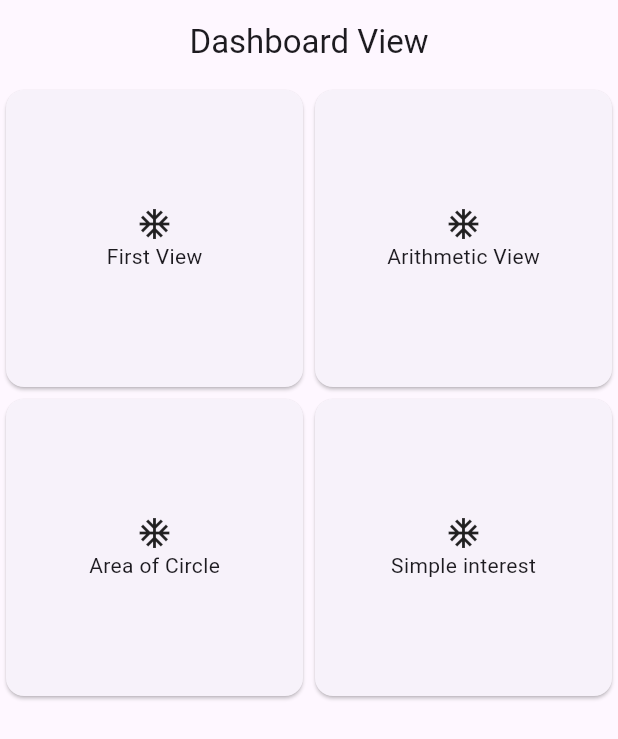
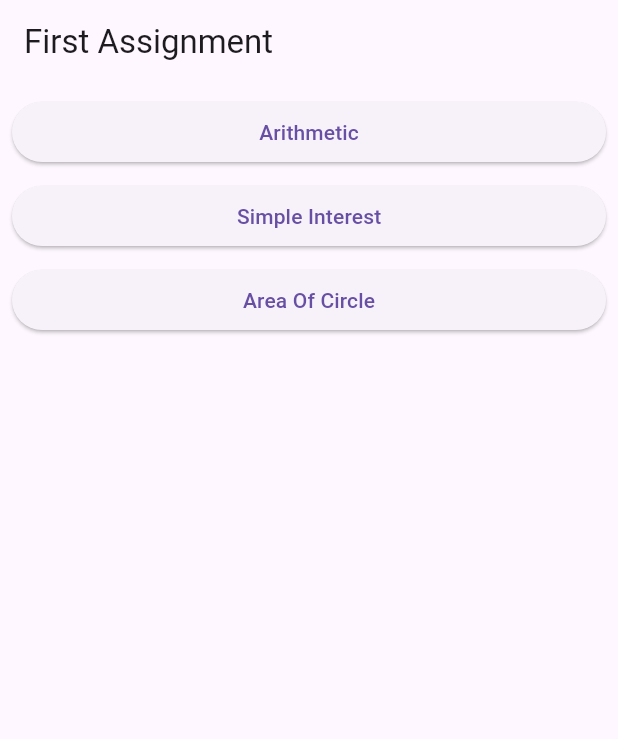
Before and after one commit to Roshan-dgaf/first_assignment, a Flutter app: the screen it shows after launch, on a phone screen of 412 x 824 dp. Shown: the top 739 px of the screen. Run offline on Flutter 3.47's test engine with Material 3 defaults, Android fonts, the phone set to English and light mode, and no system bars.

Commit message:
error fix

```diff
--- a/lib/view/dashboard_view.dart
+++ b/lib/view/dashboard_view.dart
@@ -1,5 +1,7 @@
-import 'package:first_fluter_app/view/Firstview.dart';
+import 'package:first_fluter_app/view/areaofcircle.dart';
 import 'package:first_fluter_app/view/arithmetic_view.dart';
+import 'package:first_fluter_app/view/simple_interest_view.dart';
+import 'package:first_fluter_app/widget/gap.dart';
 import 'package:flutter/material.dart';
 
 class DashboardView extends StatelessWidget {
@@ -9,85 +11,20 @@ class DashboardView extends StatelessWidget {
   Widget build(BuildContext context) {
     return Scaffold(
       appBar: AppBar(
-        title: const Text('Dashboard View'),
-        centerTitle: true,
-        elevation: 0,
+        title: const Text("First Assignment"),
       ),
-      body: GridView.count(
-        crossAxisCount: 2,
-        children: [
-          Card(
-            child: InkWell(
-              onTap: () {
-                Navigator.push(
-                  context,
-                  MaterialPageRoute(builder: (context) => const FirstView()),
-                );
-              },
-              child: const Column(
-                mainAxisAlignment: MainAxisAlignment.center,
-                children: [
-                  Icon(Icons.ac_unit),
-                  Text('First View'),
-                ],
-              ),
-            ),
-          ),
-          Card(
-            child: InkWell(
-              onTap: () {
-                Navigator.push(
-                  context,
-                  MaterialPageRoute(
-                      builder: (context) => const ArithmeticView()),
-                );
-              },
-              child: const Column(
-                mainAxisAlignment: MainAxisAlignment.center,
-                children: [
-                  Icon(Icons.ac_unit),
-                  Text('Arithmetic View'),
-                ],
-              ),
-            ),
-          ),
-          Card(
-            child: InkWell(
-              onTap: () {
-                Navigator.push(
-                  context,
-                  MaterialPageRoute(
-                      builder: (context) => const ArithmeticView()),
-                );
-              },
-              child: const Column(
-                mainAxisAlignment: MainAxisAlignment.center,
-                children: [
-                  Icon(Icons.ac_unit),
-                  Text('Area of Circle'),
-                ],
-              ),
-            ),
-          ),
-          Card(
-            child: InkWell(
-              onTap: () {
-                Navigator.push(
-                  context,
-                  MaterialPageRoute(
-                      builder: (context) => const ArithmeticView()),
-                );
-              },
-              child: const Column(
-                mainAxisAlignment: MainAxisAlignment.center,
-                children: [
-                  Icon(Icons.ac_unit),
-                  Text('Simple interest'),
-                ],
-              ),
-            ),
-          )
-        ],
+      body: Padding(
+        padding: const EdgeInsets.all(8.0),
+        child: Column(
+          children: [
+            SizedBox(width:double.infinity,child: ElevatedButton(onPressed: ()=>Navigator.push(context,MaterialPageRoute(builder: (context)=>const ArithmeticView())), child: const Text("Arithmetic"))),
+            gap8y,
+            SizedBox(width:double.infinity,child: ElevatedButton(onPressed: ()=>Navigator.push(context,MaterialPageRoute(builder: (context)=>const SimpleInterestView())), child: const Text("Simple Interest"))),
+            gap8y,
+            SizedBox(width:double.infinity,child: ElevatedButton(onPressed: ()=>Navigator.push(context,MaterialPageRoute(builder: (context)=>const AreaCircleView())), child: const Text("Area Of Circle"))),
+            gap8y,
+          ],
+        ),
       ),
     );
   }
--- /dev/null
+++ b/lib/widget/gap.dart
@@ -0,0 +1,3 @@
+import 'package:flutter/material.dart';
+
+const gap8y=SizedBox(height: 8,);
```
Also changed, not shown: lib/view/areaofcircle.dart (+23 -51 lines), lib/view/simple_interest_view.dart (+39 -14 lines).
